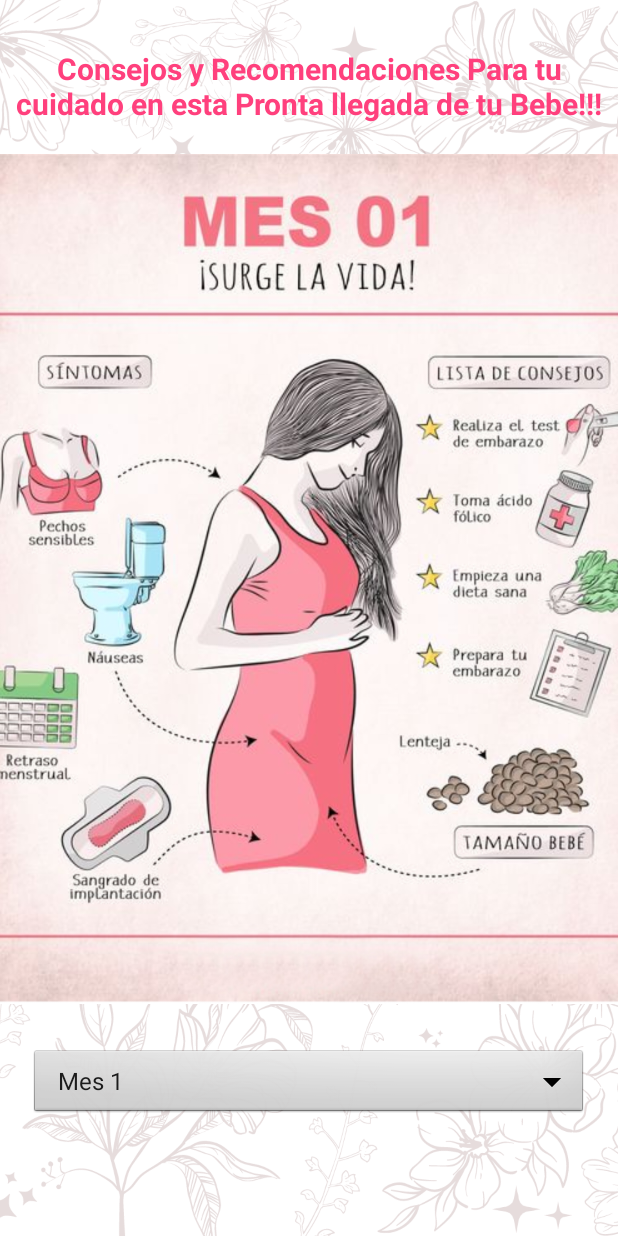
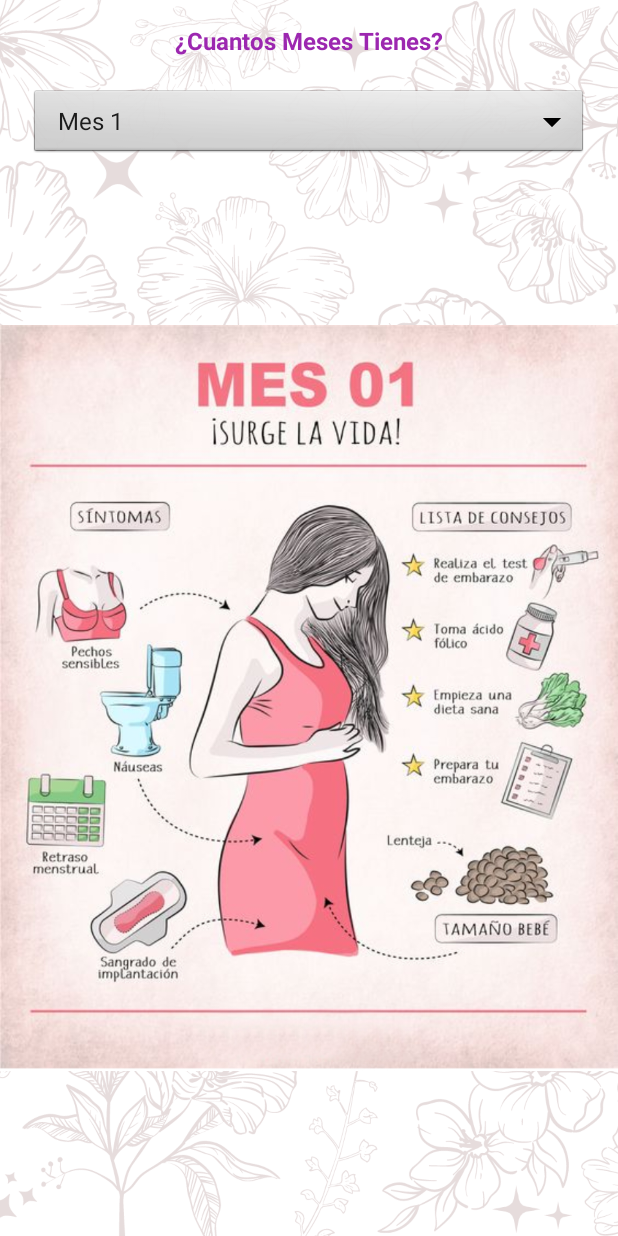
Before and after one commit to MarioYiCarrion/ExamenFinalAndroidStudio, an Android app: the fragment ConsejosFragment shown on its own in the app's theme, on a phone screen of 412 x 824 dp. Run offline under Robolectric (Android 15) with nearby library versions, the phone set to English and light mode, and no system bars.

Commit message:
Actualizacion Final

```diff
--- a/app/src/main/java/pe/edu/idat/appgestacional/ui/OlvidoClaveActivity.kt
+++ b/app/src/main/java/pe/edu/idat/appgestacional/ui/OlvidoClaveActivity.kt
@@ -28,7 +28,7 @@ class OlvidoClaveActivity : AppCompatActivity() {
         if(!TextUtils.isEmpty(correo)){
             auth.sendPasswordResetEmail(correo)
                 .addOnCompleteListener(this){
-                    task ->
+                        task ->
                     if(task.isSuccessful){
                         Toast.makeText(this,"Se envio Correo para Cambio de Clave", Toast.LENGTH_LONG).show()
                         startActivity(Intent(this, LoginActivity::class.java))
--- a/app/src/main/res/layout/fragment_consejos.xml
+++ b/app/src/main/res/layout/fragment_consejos.xml
@@ -6,16 +6,26 @@
     android:layout_height="match_parent"
     tools:context=".fragment.ConsejosFragment">
 
-    <!-- TODO: Update blank fragment layout -->
-
     <ImageView
         android:id="@+id/background_image"
         android:layout_width="match_parent"
         android:layout_height="match_parent"
         android:scaleType="centerCrop"
-        android:src="@drawable/fondo2"
-        tools:layout_editor_absoluteX="0dp"
-        tools:layout_editor_absoluteY="-41dp" />
+        android:src="@drawable/fondo2" />
+
+    <!-- TODO: Update blank fragment layout -->
+    <TextView
+        android:id="@+id/textView3"
+        android:layout_width="wrap_content"
+        android:layout_height="wrap_content"
+        android:layout_marginTop="16dp"
+        android:text="@string/recomendaciones"
+        android:textColor="#9C27B0"
+        android:textSize="16sp"
+        android:textStyle="bold"
+        app:layout_constraintEnd_toEndOf="parent"
+        app:layout_constraintStart_toStartOf="parent"
+        app:layout_constraintTop_toTopOf="parent" />
 
     <Spinner
         android:id="@+id/spinnerOptions"
@@ -23,36 +33,24 @@
         android:layout_width="0dp"
         android:layout_height="wrap_content"
         android:layout_margin="20dp"
+        android:layout_marginTop="12dp"
+        android:dropDownSelector="@color/purple_200"
         android:entries="@array/options_array"
-        android:textColor="#FF407D"
+        android:popupBackground="@color/purple_500"
+        android:textColor="#9C27B0"
         app:layout_constraintEnd_toEndOf="parent"
-        app:layout_constraintHorizontal_bias="0.4"
         app:layout_constraintStart_toStartOf="parent"
-        app:layout_constraintTop_toBottomOf="@+id/imageView2"
+        app:layout_constraintTop_toBottomOf="@+id/textView3"
         tools:ignore="TouchTargetSizeCheck" />
 
     <ImageView
         android:id="@+id/imageView2"
-        android:layout_width="470dp"
-        android:layout_height="584dp"
-        android:src="@drawable/iconoss"
-        app:layout_constraintEnd_toEndOf="parent"
-        app:layout_constraintHorizontal_bias="0.504"
-        app:layout_constraintStart_toStartOf="parent"
-        app:layout_constraintTop_toBottomOf="@+id/textView3" />
-
-    <TextView
-        android:id="@+id/textView3"
-        android:layout_width="398dp"
-        android:layout_height="62dp"
-        android:layout_marginTop="32dp"
-        android:text="@string/valconsejosr"
-        android:textAlignment="center"
-        android:textColor="#FF407D"
-        android:textSize="20sp"
-        android:textStyle="bold"
+        android:layout_width="0dp"
+        android:layout_height="0dp"
+        android:src="@drawable/elembarazo"
+        app:layout_constraintBottom_toBottomOf="parent"
         app:layout_constraintEnd_toEndOf="parent"
         app:layout_constraintStart_toStartOf="parent"
-        app:layout_constraintTop_toTopOf="@+id/background_image" />
+        app:layout_constraintTop_toBottomOf="@+id/spinnerOptions" />
 
 </androidx.constraintlayout.widget.ConstraintLayout>
```
Also changed, not shown: app/src/main/java/pe/edu/idat/appgestacional/ui/LoginActivity.kt (+2 -64 lines), app/src/main/java/pe/edu/idat/appgestacional/ui/splashActivity.kt (+4 -8 lines), app/src/main/res/layout/activity_login.xml (+17 -23 lines), app/src/main/res/layout/activity_splash.xml (+4 -4 lines), app/src/main/res/layout/nav_header_main.xml (+6 -8 lines).
